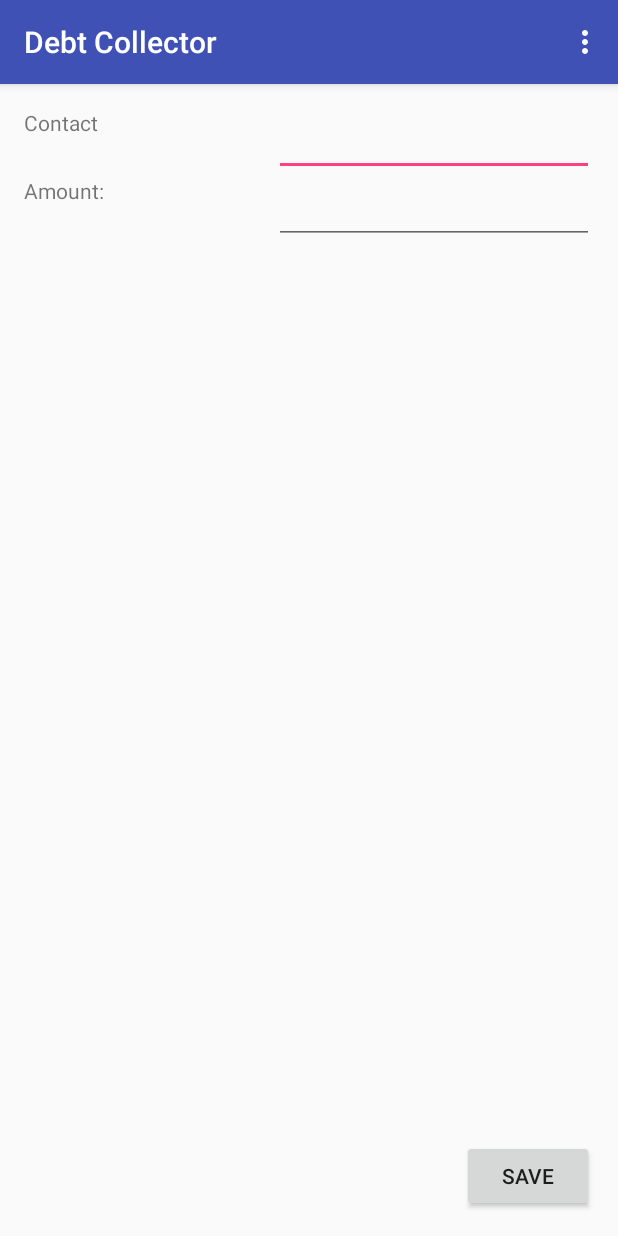
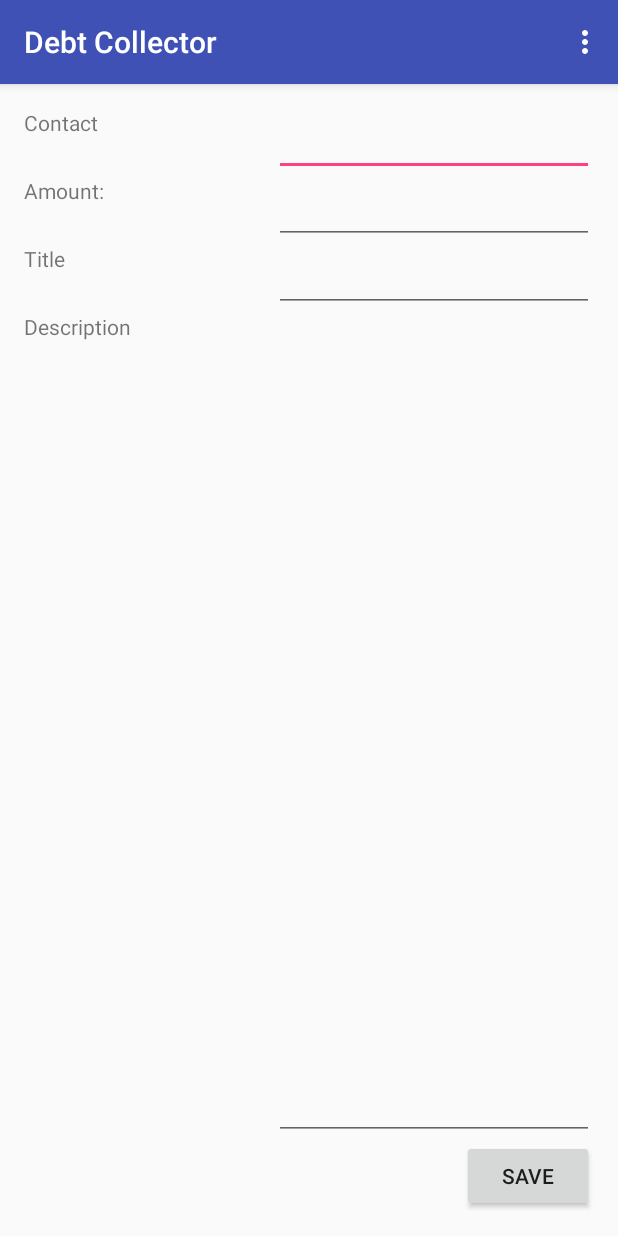
Before and after one commit to holgus103/DebtCollector, an Android app: the screen it shows after launch (AddTransaction), in the options menu, after a tap on "Add transaction", on a phone screen of 412 x 824 dp. Run offline under Robolectric (Android 15) with nearby library versions, the phone set to English and light mode, and no system bars.

Commit message:
Add transaction
- User can not add transactions to the database

```diff
--- a/app/src/main/java/debtcollector/holgus103/debtcollector/activities/AddTransaction.java
+++ b/app/src/main/java/debtcollector/holgus103/debtcollector/activities/AddTransaction.java
@@ -3,25 +3,34 @@ package debtcollector.holgus103.debtcollector.activities;
 import android.database.Cursor;
 import android.os.Bundle;
 import android.provider.ContactsContract;
+import android.util.Log;
 import android.view.View;
 import android.widget.AdapterView;
 import android.widget.ArrayAdapter;
 import android.widget.AutoCompleteTextView;
 import android.widget.Button;
+import android.widget.EditText;
 import android.widget.SimpleCursorAdapter;
+
+import java.util.Date;
 
 import debtcollector.holgus103.debtcollector.R;
 import debtcollector.holgus103.debtcollector.db.dao.ContactsDao;
+import debtcollector.holgus103.debtcollector.db.dao.TransactionDao;
 import debtcollector.holgus103.debtcollector.db.tables.ContactsTable;
 
 public class AddTransaction extends DebtCollectorActivity {
 
+    private SimpleCursorAdapter adapter;
+    private String contactID;
+
+    //    private String selected
     @Override
     protected void onCreate(Bundle savedInstanceState) {
         super.onCreate(savedInstanceState);
         setContentView(R.layout.activity_add_transaction);
         this.addActionListeners();
-        final SimpleCursorAdapter adapter = new SimpleCursorAdapter(
+        this.adapter = new SimpleCursorAdapter(
                 this,
                 R.layout.dropdown_item,
                 ContactsDao.getContacts(database),
@@ -29,22 +38,50 @@ public class AddTransaction extends DebtCollectorActivity {
                 new int[] {R.id.nameView}
         );
 
-        adapter.setCursorToStringConverter(new SimpleCursorAdapter.CursorToStringConverter() {
-            @Override
-            public CharSequence convertToString(Cursor cursor) {
-                return cursor.getString(cursor.getColumnIndex(ContactsTable.DISPLAY_NAME));
-            }
-        });
+        this.adapter.setCursorToStringConverter(new ContactsDao.CursorToStringConverter());
 
         AutoCompleteTextView autoTV = (AutoCompleteTextView)this.findViewById(R.id.contactSelectAutoComplete);
         autoTV.setAdapter(adapter);
+
     }
 
     private void addActionListeners() {
+
+        AutoCompleteTextView autoTV = (AutoCompleteTextView)this.findViewById(R.id.contactSelectAutoComplete);
+        autoTV.setOnItemClickListener(new AdapterView.OnItemClickListener() {
+            @Override
+            public void onItemClick(AdapterView<?> parent, View view, int position, long id) {
+                Cursor obj = (Cursor)adapter.getItem(position);
+                AddTransaction.this.contactID = obj.getString(obj.getColumnIndex("_id"));
+            }
+
+        });
+
         ((Button)this.findViewById(R.id.saveBtn)).setOnClickListener(new Button.OnClickListener() {
             @Override
             public void onClick(View v) {
-//                database.execSQL();
+                double amount;
+                try {
+                     amount = Double.parseDouble(AddTransaction.this.getStringFromView(R.id.amountEditText));
+                }
+                catch(NumberFormatException e){
+                    //TODO: no amount specified
+                    return;
+                }
+                String title = AddTransaction.this.getStringFromView(R.id.titleEditText);
+                if(title == ""){
+                    //TODO: no title specified
+                }
+                TransactionDao transaction = new TransactionDao(
+                        AddTransaction.this.contactID,
+                        amount,
+                        System.currentTimeMillis()/1000l,
+                        null,
+                        title,
+                        AddTransaction.this.getStringFromView(R.id.descriptionTextEdit)
+                );
+                transaction.insert(database);
+
             }
         });
     }
--- a/app/src/main/java/debtcollector/holgus103/debtcollector/activities/DebtCollectorActivity.java
+++ b/app/src/main/java/debtcollector/holgus103/debtcollector/activities/DebtCollectorActivity.java
@@ -6,6 +6,9 @@ import android.os.Bundle;
 import android.support.v7.app.AppCompatActivity;
 import android.view.Menu;
 import android.view.MenuItem;
+import android.view.View;
+import android.widget.EditText;
+import android.widget.TextView;
 
 import java.sql.SQLData;
 
@@ -75,9 +78,19 @@ public abstract class DebtCollectorActivity extends AppCompatActivity implements
         return true;
     }
 
-    private void startActivity(Class<?> cls, int itemId) {
+    protected void startActivity(Class<?> cls, int itemId) {
         Intent intent = new Intent(this, cls);
         intent.putExtra(DebtCollectorActivity.SELECTED_MENU_ITEM_ID, itemId);
         this.startActivity(intent);
     }
+
+    protected String getStringFromView(int id){
+        try{
+            TextView view = (TextView) this.findViewById(id);
+            return view.getText().toString();
+        }
+        catch(ClassCastException e){
+            return "";
+        }
+    }
 }
--- a/app/src/main/java/debtcollector/holgus103/debtcollector/db/DebtCollectorDBHelper.java
+++ b/app/src/main/java/debtcollector/holgus103/debtcollector/db/DebtCollectorDBHelper.java
@@ -5,6 +5,7 @@ import android.database.sqlite.SQLiteDatabase;
 import android.database.sqlite.SQLiteOpenHelper;
 
 import debtcollector.holgus103.debtcollector.db.tables.ContactsTable;
+import debtcollector.holgus103.debtcollector.db.tables.TransactionTable;
 
 /**
  * Created by Kuba on 13/12/2016.
@@ -21,10 +22,12 @@ public class DebtCollectorDBHelper extends SQLiteOpenHelper {
     @Override
     public void onCreate(SQLiteDatabase db) {
         ContactsTable.create(db);
+        TransactionTable.create(db);
     }
 
     @Override
     public void onUpgrade(SQLiteDatabase db, int oldVersion, int newVersion) {
         ContactsTable.drop(db);
+        TransactionTable.create(db);
     }
 }
--- a/app/src/main/java/debtcollector/holgus103/debtcollector/db/dao/ContactsDao.java
+++ b/app/src/main/java/debtcollector/holgus103/debtcollector/db/dao/ContactsDao.java
@@ -2,6 +2,7 @@ package debtcollector.holgus103.debtcollector.db.dao;
 
 import android.database.Cursor;
 import android.database.sqlite.SQLiteDatabase;
+import android.widget.SimpleCursorAdapter;
 
 import debtcollector.holgus103.debtcollector.db.tables.ContactsTable;
 
@@ -9,6 +10,13 @@ import debtcollector.holgus103.debtcollector.db.tables.ContactsTable;
  * Created by Kuba on 13/12/2016.
  */
 public final class ContactsDao {
+    public static class CursorToStringConverter implements SimpleCursorAdapter.CursorToStringConverter {
+        @Override
+        public CharSequence convertToString(Cursor cursor) {
+            return cursor.getString(cursor.getColumnIndex(ContactsTable.DISPLAY_NAME));
+        }
+    }
+
     public final static Cursor getContacts(SQLiteDatabase db){
         return db.rawQuery("SELECT " + ContactsTable.CONTACT_ID + " AS _id, " +
         ContactsTable.BALANCE + ", " +
--- /dev/null
+++ b/app/src/main/java/debtcollector/holgus103/debtcollector/db/tables/TransactionTable.java
@@ -0,0 +1,35 @@
+package debtcollector.holgus103.debtcollector.db.tables;
+
+import android.database.sqlite.SQLiteDatabase;
+
+/**
+ * Created by Kuba on 15/12/2016.
+ */
+public class TransactionTable {
+    public static final String TRANSACTION_ID = "TRANSACTION_ID";
+    public static final String CONTACT_ID = ContactsTable.CONTACT_ID;
+    public static final String AMOUNT = "AMOUNT";
+    public static final String DATE_ADDED = "DATE_ADDED";
+    public static final String DATE_CLOSED = "DATE_CLOSED";
+    public static final String TITLE = "TITLE";
+    public static final String DESCRIPTION = "DESCRIPTION";
+
+    public final static void create(SQLiteDatabase db){
+        db.execSQL("CREATE TABLE " + TransactionTable.class.getSimpleName() + "(" +
+            TRANSACTION_ID + " INTEGER PRIMARY KEY AUTOINCREMENT, " +
+            CONTACT_ID + " TEXT, " +
+            AMOUNT + " TEXT, " +
+            DATE_ADDED + " INTEGER, " +
+            DATE_CLOSED + " INTEGER, " +
+            TITLE + " TEXT, " +
+            DESCRIPTION + " TEXT, " +
+            "FOREIGN KEY(" + CONTACT_ID + ") REFERENCES " + ContactsTable.class.getSimpleName() + "(" + ContactsTable.CONTACT_ID + ")" +
+                ");"
+
+        );
+    }
+    public final static void drop(SQLiteDatabase db){
+        db.execSQL("DROP TABLE " + TransactionTable.class.getSimpleName());
+    }
+
+}
--- a/app/src/main/res/layout/activity_add_transaction.xml
+++ b/app/src/main/res/layout/activity_add_transaction.xml
@@ -31,6 +31,7 @@
     <RelativeLayout
         android:layout_width="match_parent"
         android:layout_height="wrap_content"
+        android:id="@+id/amountPanel"
         android:layout_below="@+id/contactSelect">
     <TextView
         android:layout_width="wrap_content"
@@ -47,7 +48,42 @@
         android:id="@+id/amountEditText"
         android:layout_alignParentEnd="true" />
     </RelativeLayout>
+    <RelativeLayout
+        android:layout_width="match_parent"
+        android:layout_height="wrap_content"
+        android:layout_below="@+id/amountPanel"
+        android:id="@+id/titlePanel">
+        <TextView
+            android:layout_width="wrap_content"
+            android:layout_height="wrap_content"
+            android:text="@string/add_transaction_title"
+            android:id="@+id/titleTextView"
+            android:layout_alignParentStart="true" />
 
+        <EditText
+            android:layout_width="wrap_content"
+            android:layout_height="wrap_content"
+            android:inputType="text"
+            android:ems="10"
+            android:id="@+id/titleEditText"
+            android:layout_alignParentEnd="true" />
+    </RelativeLayout>
+    <TextView
+        android:layout_width="wrap_content"
+        android:layout_height="wrap_content"
+        android:layout_below="@+id/titlePanel"
+        android:text="@string/add_transaction_description"
+        android:id="@+id/descriptionTextView"
+        android:layout_alignParentStart="true" />
+    <EditText
+        android:layout_width="wrap_content"
+        android:layout_height="wrap_content"
+        android:inputType="textMultiLine"
+        android:ems="10"
+        android:id="@+id/descriptionTextEdit"
+        android:layout_below="@+id/titlePanel"
+        android:layout_alignEnd="@+id/saveBtn"
+        android:layout_above="@+id/saveBtn" />
     <Button
         android:layout_width="wrap_content"
         android:layout_height="wrap_content"
@@ -55,4 +91,6 @@
         android:id="@+id/saveBtn"
         android:layout_alignParentBottom="true"
         android:layout_alignParentEnd="true" />
+
+
 </RelativeLayout>
--- a/app/src/main/res/values/strings.xml
+++ b/app/src/main/res/values/strings.xml
@@ -7,4 +7,6 @@
     <string name="add_transation_contactSelectTextView">Contact</string>
     <string name="add_transaction_amountTextView">Amount:</string>
     <string name="add_transaction_saveBtn">Save</string>
+    <string name="add_transaction_description">Description</string>
+    <string name="add_transaction_title">Title</string>
 </resources>
```
Also changed, not shown: app/src/main/java/debtcollector/holgus103/debtcollector/controlls/AutoCompleteContacts.java (deleted, +0 -19 lines), app/src/main/java/debtcollector/holgus103/debtcollector/db/dao/TransactionDao.java (added, +46 -0 lines).
